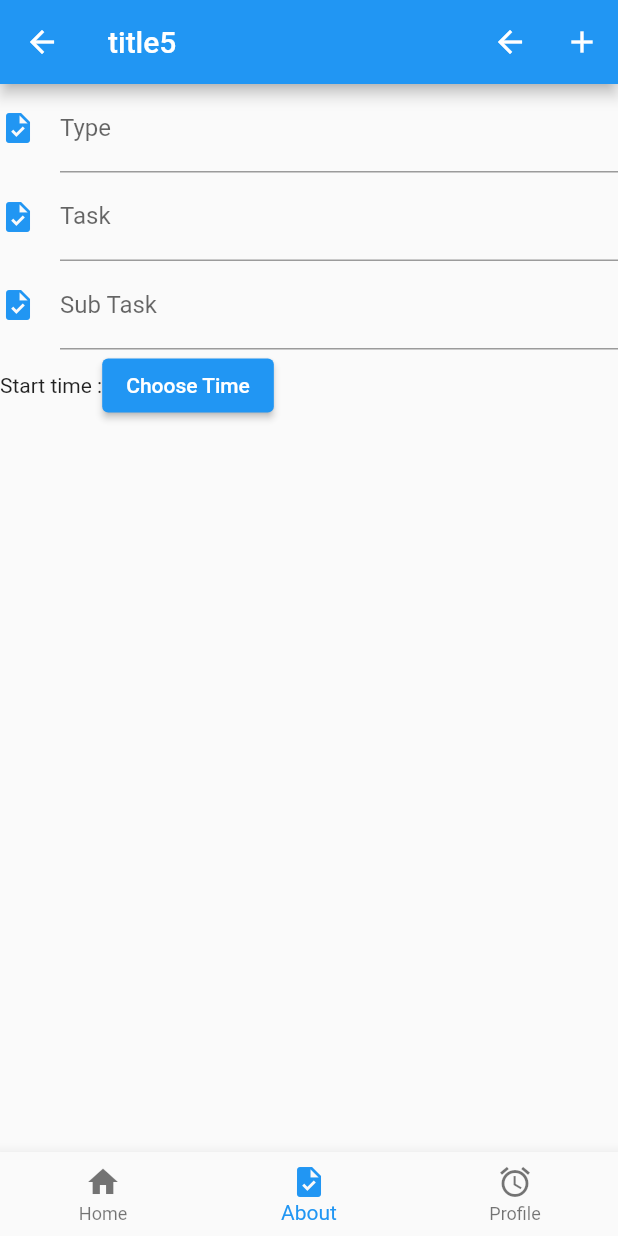
After one commit to olaloat/teleWorkMobile, a Flutter app: the TaskScreen5 screen opened directly, after a tap on the "arrow back" icon, on a phone screen of 412 x 824 dp. The commit adds this screen. Run offline on Flutter 3.47's test engine with Material 2 defaults, Android fonts, the phone set to English and light mode, and no system bars.

Commit message:
screen create task

```diff
--- /dev/null
+++ b/lib/Screen/TaskScreen5.dart
@@ -0,0 +1,234 @@
+// ignore_for_file: file_names
+
+import 'package:flutter/material.dart';
+import 'package:telework_v2/Models/TaskModel.dart';
+import 'package:intl/intl.dart';
+
+class TaskScreen5 extends StatefulWidget {
+  const TaskScreen5({Key? key}) : super(key: key);
+
+  @override
+  _TaskScreen5State createState() => _TaskScreen5State();
+}
+
+class _TaskScreen5State extends State<TaskScreen5> {
+  String add = "";
+  int indexx = 0;
+  TimeOfDay selectedTime = TimeOfDay.now();
+  final TextEditingController textInput = TextEditingController();
+
+  @override
+  Widget build(BuildContext context) {
+    return Scaffold(
+        appBar: AppBar(
+          title: const Text("title5"),
+          actions: [
+            IconButton(
+              icon: const Icon(Icons.arrow_back),
+              onPressed: () {
+//==================================  on press ================
+
+                indexx += 1;
+                TaskModel newTask = TaskModel(
+                    task: "flutter-ep3" + indexx.toString(),
+                    subTask: "16.00-13.00 PM",
+                    id: 3);
+                setState(() {
+                  _listTaskModel.add(newTask);
+                });
+//==================================  on press ================
+              },
+            ),
+            IconButton(
+              icon: const Icon(Icons.add),
+              onPressed: () {
+//==================================  on press ================
+
+                indexx += 1;
+                TaskModel newTask = TaskModel(
+                    task: "flutter-ep3" + indexx.toString(),
+                    subTask: "16.00-13.00 PM",
+                    id: 3);
+                setState(() {
+                  _listTaskModel.add(newTask);
+                });
+//==================================  on press ================
+              },
+            ),
+          ],
+        ),
+        bottomNavigationBar: BottomNavigationBar(
+          items: const <BottomNavigationBarItem>[
+            BottomNavigationBarItem(
+              icon: Icon(Icons.home),
+              label: 'Home',
+            ),
+            BottomNavigationBarItem(
+              icon: Icon(Icons.task),
+              label: 'About',
+            ),
+            BottomNavigationBarItem(
+              icon: Icon(Icons.access_alarm),
+              label: 'Profile',
+            ),
+          ],
+          currentIndex: 1,
+          // onTap: _onItemTapped,
+        ),
+        body: ListView(
+          children: [
+            TextFeildWG(
+              textInput: textInput,
+              feildType: "Type",
+              labelTxt: "Type",
+            ),
+            TextFeildWG(
+              textInput: textInput,
+              feildType: "Task",
+              labelTxt: "Task",
+            ),
+            TextFeildWG(
+              textInput: textInput,
+              feildType: "subTask",
+              labelTxt: "Sub Task",
+            ),
+
+            Row(
+              //************* */ block start time picker *****************//
+              children: [
+                 Text("Start time :"),
+                //Text(DateFormat('yyyy-MM-dd – kk:mm').format(selectedTime)),
+
+                //============  button date picker start ===================//
+                ElevatedButton(
+                  onPressed: () {
+                    _selectTime(context);
+                  },
+                  child: Text("Choose Time"),
+                ),
+              ],
+            ),
+            //  TimePickerDialog(initialTime: "Time Start")
+          ],
+        ));
+  }
+
+  _selectTime(BuildContext context) async {
+    final TimeOfDay? timeOfDay = await showTimePicker(
+      context: context,
+      initialTime: selectedTime,
+      initialEntryMode: TimePickerEntryMode.dial,
+    );
+    if (timeOfDay != null && timeOfDay != selectedTime) {
+      setState(() {
+        selectedTime = timeOfDay;
+      });
+    }
+  }
+}
+
+class TextFeildWG extends StatelessWidget {
+  const TextFeildWG({
+    Key? key,
+    required this.textInput,
+    required this.feildType,
+    required this.labelTxt,
+  }) : super(key: key);
+
+  final TextEditingController textInput;
+  final String feildType;
+  final String labelTxt;
+  @override
+  Widget build(BuildContext context) {
+    return TextField(
+      cursorColor: Colors.white,
+      controller: textInput,
+      decoration: InputDecoration(
+        labelText: labelTxt,
+        hintText: "",
+        icon: Icon(
+          Icons.task,
+          color: Colors.blue,
+        ),
+      ),
+    );
+  }
+}
+
+class testWidget extends StatelessWidget {
+  final String xxx;
+  const testWidget({Key? key, this.xxx = ""}) : super(key: key);
+
+  @override
+  Widget build(BuildContext context) {
+    return Container(
+      child: Text(xxx),
+    );
+  }
+}
+
+class TaskWidget extends StatelessWidget {
+  final String taskName;
+  final String subTask;
+  final int id;
+  const TaskWidget(
+      {Key? key, this.taskName = "", this.subTask = "", this.id = 0})
+      : super(key: key);
+
+  @override
+  Widget build(BuildContext context) {
+    return Padding(
+      padding: const EdgeInsets.all(8.0),
+      child: Card(
+        child: Row(
+          children: [
+            Padding(
+              padding: const EdgeInsets.all(8.0),
+              child: Container(
+                width: 5,
+                color: Colors.red,
+                child: Text(""),
+              ),
+            ),
+            Expanded(
+                child: Column(
+              crossAxisAlignment: CrossAxisAlignment.start,
+              children: [
+                Text(taskName),
+                Row(
+                  children: [
+                    Text(subTask),
+                    const Padding(
+                      padding: EdgeInsets.all(8.0),
+                      child: Icon(Icons.access_time_filled),
+                    )
+                  ],
+                )
+              ],
+            )),
+            Padding(
+              padding: const EdgeInsets.all(8.0),
+              child: RaisedButton(
+                color: Colors.blue,
+                child: const Text(
+                  "Join",
+                  style: TextStyle(color: Colors.white),
+                ),
+                onPressed: () {
+                  //  print(this.id.toString());
+                },
+              ),
+            ),
+            const Text(""),
+          ],
+        ),
+      ),
+    );
+  }
+}
+
+final List<TaskModel> _listTaskModel = [
+  TaskModel(task: "flutter", subTask: "12.00-13.00 PM", id: 1),
+  TaskModel(task: "flutter-ep2", subTask: "13.00-13.00 PM", id: 2),
+  TaskModel(task: "flutter-ep3", subTask: "16.00-13.00 PM", id: 3)
+];
--- a/lib/main.dart
+++ b/lib/main.dart
@@ -1,6 +1,7 @@
 import 'package:flutter/material.dart';
 import 'package:telework_v2/Screen/TaskScreen2.dart';
 import 'package:telework_v2/Screen/login.dart';
+import 'package:telework_v2/Screen/menu.dart';
 
 import 'Screen/TaskScreen3.dart';
 
@@ -29,7 +30,7 @@ class MyApp extends StatelessWidget {
         primarySwatch: Colors.blue,
       ),
      // home: const MyHomePage(title: 'Flutter Demo Home Page'),
-home: const TaskScreen2(),
+home: const MenuScreen(),
 
 
     );
--- a/pubspec.yaml
+++ b/pubspec.yaml
@@ -34,6 +34,7 @@ dependencies:
   # The following adds the Cupertino Icons font to your application.
   # Use with the CupertinoIcons class for iOS style icons.
   cupertino_icons: ^1.0.2
+  intl: ^0.17.0
 
 dev_dependencies:
   flutter_test:
```
Also changed, not shown: lib/Screen/TaskScreen4.dart (added, +163 -0 lines), lib/Screen/menu.dart (+62 -4 lines), pubspec.lock.
